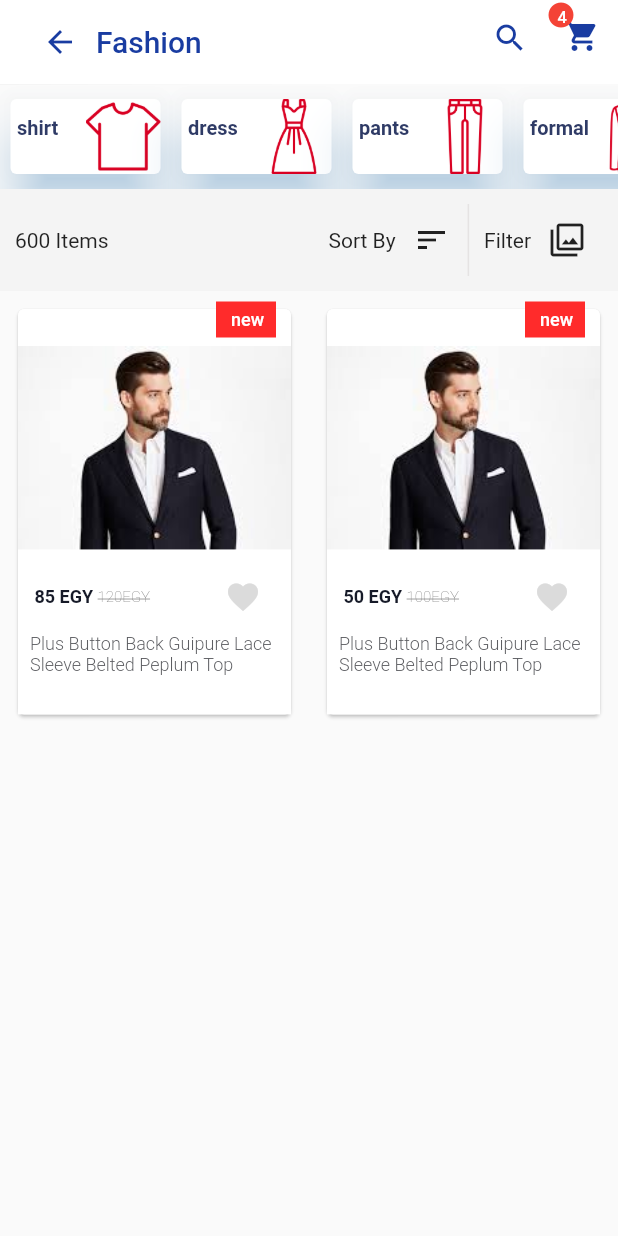
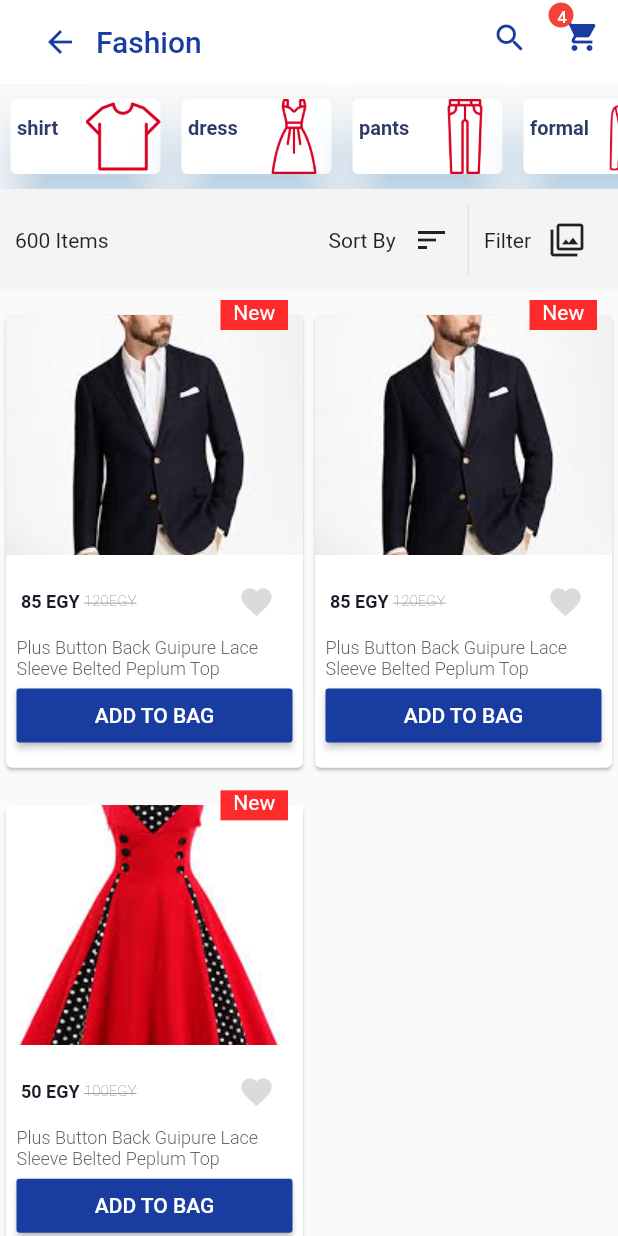
Before and after one commit to ahmedkotb3/AllFlutter, a Flutter app: the screen it shows after launch, on a phone screen of 412 x 824 dp. Run offline on Flutter 3.47's test engine with Material 2 defaults, Android fonts, the phone set to English and light mode, and no system bars; our stand-ins replace carousel_pro, flutter_signin_button, smooth_star_rating.

Commit message:
ahmed edits

```diff
--- a/lib/componets/appBar.dart
+++ b/lib/componets/appBar.dart
@@ -1,5 +1,7 @@
+//import 'package:big/componets/icons.dart';
 import 'package:flutter/material.dart';
 import 'package:big/Providers/DataProvider.dart';
+//import  MyFlutterApp from 'package:big/componets/icons.dart';
 
 AppBar appBar(String title) {
 
@@ -35,8 +37,9 @@ AppBar appBar(String title) {
       new Stack(
         children: <Widget>[
           new IconButton(
-            icon: new Icon(
+            icon:  Icon(
               Icons.shopping_cart,
+              //MyFlutterApp(shopping_bag_01),
               color:DataProvider().appBlue,
             ),
             onPressed: null,
--- /dev/null
+++ b/lib/componets/icons.dart
@@ -0,0 +1,24 @@
+/// Flutter icons MyFlutterApp
+/// Copyright (C) 2019 by original authors @ fluttericon.com, fontello.com
+/// This font was generated by FlutterIcon.com, which is derived from Fontello.
+///
+/// To use this font, place it in your fonts/ directory and include the
+/// following in your pubspec.yaml
+///
+/// flutter:
+///   fonts:
+///    - family:  MyFlutterApp
+///      fonts:
+///       - asset: fonts/MyFlutterApp.ttf
+///
+///
+///
+import 'package:flutter/widgets.dart';
+
+class MyFlutterApp {
+  MyFlutterApp._();
+
+  static const _kFontFam = 'MyFlutterApp';
+
+  static const IconData shopping_bag_01 = const IconData(0xe800, fontFamily: _kFontFam);
+}
--- a/lib/componets/products.dart
+++ b/lib/componets/products.dart
@@ -1,4 +1,5 @@
 import 'package:flutter/material.dart';
+import 'package:big/Providers/DataProvider.dart';
 
 class Products extends StatefulWidget {
   @override
@@ -15,8 +16,15 @@ class _ProductsState extends State<Products> {
       "description": "Plus Button Back Guipure Lace Sleeve Belted Peplum Top"
     },
     {
+      "name": "Blazer",
+      "picture": "lib/assets/images/products/blazer1.jpeg",
+      "old_price": 120,
+      "price": 85,
+      "description": "Plus Button Back Guipure Lace Sleeve Belted Peplum Top"
+    },
+    {
       "name": "Red dress",
-      "picture": "lib/assets/images/products/blazer1.jpeg",
+      "picture": "lib/assets/images/products/dress1.jpeg",
       "old_price": 100,
       "price": 50,
       "description": "Plus Button Back Guipure Lace Sleeve Belted Peplum Top"
@@ -28,14 +36,17 @@ class _ProductsState extends State<Products> {
     return GridView.builder(
         itemCount: productList.length,
         gridDelegate: new SliverGridDelegateWithFixedCrossAxisCount(
-            crossAxisCount: 2, childAspectRatio: 0.7),
+            mainAxisSpacing: 5.0, crossAxisCount: 2, childAspectRatio: 0.64),
         itemBuilder: (BuildContext context, int index) {
-          return SingleProd(
+          return Padding(
+            padding: const EdgeInsets.only(top: 12.0),
+            child: SingleProd(
               prodName: productList[index]['name'],
               prodPricture: productList[index]['picture'],
               prodOldPrice: productList[index]['old_price'],
               prodPrice: productList[index]['price'],
               prodDesc: productList[index]['description'],
+            ),
           );
         });
   }
@@ -57,54 +68,47 @@ class SingleProd extends StatelessWidget {
 
   @override
   Widget build(BuildContext context) {
-    return Padding(
-      padding: const EdgeInsets.all(8.0),
-      child: Card(
-        child: Stack(
-          alignment: FractionalOffset.topLeft,
-          children: <Widget>[
-            new Positioned(
-                right: 10.0,
-                child: new Stack(
+    return
+        Card(
+          child: Column(
             children: <Widget>[
               new Container(
-                      width: 40,
-                      height: 24,
+                child: Row(
+                  mainAxisAlignment: MainAxisAlignment.end,
+                  crossAxisAlignment: CrossAxisAlignment.start,
+                  children: <Widget>[
+                    Stack(
+                      children: <Widget>[
+                        Transform.translate(
+                          offset: Offset(-10.0, -10.0),
+                          child: Container(
+                            width: 45.0,
+                            height: 20.0,
                             color: Color(0XFFff2b2b),
-                      transform: Matrix4.translationValues(0.0, -5.0, 0.0),
+                            child: Text(
+                              "New",
+                              textAlign: TextAlign.center,
+                              style: TextStyle(
+                                color: Colors.white,
                               ),
-                    new Positioned(
-                        bottom: 10.0,
-                        left: 10.0,
-                        child: new Center(
-                          child: new Text(
-                            "new",
-                            style: new TextStyle(
-                                color: Colors.white,
-                                fontSize: 12.0,
-                                fontWeight: FontWeight.w500),
                             ),
-                        )),
+                          ),
+                        ),
                       ],
-                )),
-            new Stack(
-              alignment: FractionalOffset.bottomCenter,
-              children: <Widget>[
-                Stack(alignment: FractionalOffset.topRight, children: <Widget>[
-                  new Container(
+                    ),
+                  ],
+                ),
+                height: 160,
                 decoration: new BoxDecoration(
                     image: new DecorationImage(
                   fit: BoxFit.fitWidth,
                   image: AssetImage(prodPricture),
                 )),
               ),
-                ],
-                ),
               new Container(
-                  height: 110.0,
                 color: Colors.white,
                 child: new Padding(
-                    padding: const EdgeInsets.all(8.0),
+                  padding: const EdgeInsets.all(7.0),
                   child: Column(
                     children: <Widget>[
                       new Row(
@@ -152,15 +156,21 @@ class SingleProd extends StatelessWidget {
                           ),
                         ],
                       ),
+                      Container(
+                        width: double.infinity,
+                        child: RaisedButton(
+                          color: DataProvider().appBlue,
+                          onPressed: () {},
+                          child: const Text('ADD TO BAG',
+                              style: TextStyle(color: Colors.white)),
+                        ),
+                      ),
                     ],
                   ),
                 ),
               )
             ],
           ),
-          ],
-        ),
-      ),
         );
   }
 }
--- a/pubspec.yaml
+++ b/pubspec.yaml
@@ -14,7 +14,7 @@ description: A new Flutter project.
 version: 1.0.0+1
 
 environment:
-  sdk: ">=2.1.0 <3.0.0"
+  sdk: ">=2.2.2 <3.0.0"
 
 dependencies:
   flutter:
@@ -68,6 +68,9 @@ flutter:
   # list giving the asset and other descriptors for the font. For
   # example:
 fonts:
+  - family:  MyFlutterApp
+    fonts:
+      - asset: assets/fonts//MyFlutterApp.ttf
   - family: Poppins
     fonts:
       - asset: assets/fonts/Poppins-Regular.ttf
```
Also changed, not shown: lib/Screens/SubCategory.dart (+62 -30 lines), lib/componets/filter.dart (+10 -4 lines), lib/componets/sort.dart (+11 -51 lines), lib/assets/fonts/MyFlutterApp.ttf (added). Lines whose indentation alone changed are shown as unchanged.
